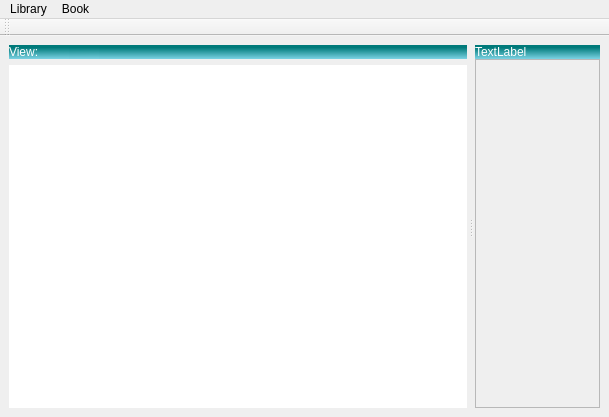
Above: src/main.ui from chrmorais/aranduka before the change. Below: the same form after it.
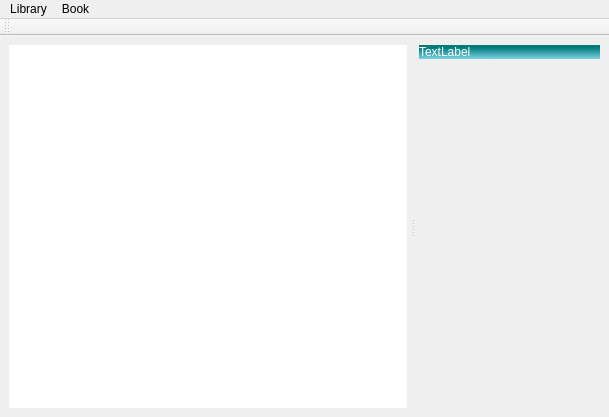
That is the form after the change. Icons and pictures are not drawn.

Commit message: Moving things around a bit.

Diff of the .ui file:
```diff
--- a/src/main.ui
+++ b/src/main.ui
@@ -14,128 +14,15 @@
    <string>Aranduka</string>
   </property>
   <widget class="QWidget" name="centralwidget">
-   <layout class="QVBoxLayout" name="verticalLayout_5">
+   <layout class="QVBoxLayout" name="verticalLayout_3">
     <item>
      <widget class="QSplitter" name="splitter">
       <property name="orientation">
        <enum>Qt::Horizontal</enum>
       </property>
       <property name="handleWidth">
-       <number>8</number>
+       <number>12</number>
       </property>
-      <widget class="QWidget" name="layoutWidget">
-       <layout class="QVBoxLayout" name="verticalLayout_3">
-        <item>
-         <layout class="QHBoxLayout" name="horizontalLayout">
-          <property name="spacing">
-           <number>0</number>
-          </property>
-          <item>
-           <widget class="QLabel" name="label_3">
-            <property name="sizePolicy">
-             <sizepolicy hsizetype="Minimum" vsizetype="Preferred">
-              <horstretch>0</horstretch>
-              <verstretch>0</verstretch>
-             </sizepolicy>
-            </property>
-            <property name="styleSheet">
-             <string notr="true">width: 30%;
-background-color: qlineargradient(spread:repeat, x1:0.011, y1:1, x2:0, y2:0, stop:0 rgba(123, 210, 227, 255), stop:0.817204 rgba(0, 122, 122, 255));
-color: rgb(255, 255, 255);
-padding: .5em</string>
-            </property>
-            <property name="text">
-             <string>View:</string>
-            </property>
-            <property name="alignment">
-             <set>Qt::AlignLeading|Qt::AlignLeft|Qt::AlignVCenter</set>
-            </property>
-           </widget>
-          </item>
-          <item>
-           <widget class="QPushButton" name="gridMode">
-            <property name="sizePolicy">
-             <sizepolicy hsizetype="Fixed" vsizetype="Preferred">
-              <horstretch>0</horstretch>
-              <verstretch>0</verstretch>
-             </sizepolicy>
-            </property>
-            <property name="styleSheet">
-             <string notr="true">QPushButton {
-	 width: 30%;
-     background-color: qlineargradient(spread:repeat, x1:0.011, y1:1, x2:0, y2:0, stop:0 rgba(123, 210, 227, 255), stop:0.817204 rgba(0, 122, 122, 255));
-     color: rgb(255, 255, 255);
-     padding: .5em;
-     border:none;
-}
-</string>
-            </property>
-            <property name="icon">
-             <iconset resource="icons.qrc">
-              <normaloff>:/icons/icon_view.svg</normaloff>
-              <activeon>:/icons/icon_view_selected.svg</activeon>:/icons/icon_view.svg</iconset>
-            </property>
-            <property name="checkable">
-             <bool>true</bool>
-            </property>
-            <property name="checked">
-             <bool>false</bool>
-            </property>
-           </widget>
-          </item>
-          <item>
-           <widget class="QPushButton" name="listMode">
-            <property name="sizePolicy">
-             <sizepolicy hsizetype="Fixed" vsizetype="Preferred">
-              <horstretch>0</horstretch>
-              <verstretch>0</verstretch>
-             </sizepolicy>
-            </property>
-            <property name="styleSheet">
-             <string notr="true">QPushButton {
-	 width: 30%;
-     background-color: qlineargradient(spread:repeat, x1:0.011, y1:1, x2:0, y2:0, stop:0 rgba(123, 210, 227, 255), stop:0.817204 rgba(0, 122, 122, 255));
-     color: rgb(255, 255, 255);
-     padding: .5em;
-     border:none;
-}
-</string>
-            </property>
-            <property name="text">
-             <string/>
-            </property>
-            <property name="icon">
-             <iconset resource="icons.qrc">
-              <normaloff>:/icons/list_view.svg</normaloff>
-              <activeon>:/icons/list_view_selected.svg</activeon>:/icons/list_view.svg</iconset>
-            </property>
-            <property name="checkable">
-             <bool>true</bool>
-            </property>
-           </widget>
-          </item>
-          <item>
-           <widget class="QLabel" name="label">
-            <property name="sizePolicy">
-             <sizepolicy hsizetype="Expanding" vsizetype="Preferred">
-              <horstretch>0</horstretch>
-              <verstretch>0</verstretch>
-             </sizepolicy>
-            </property>
-            <property name="styleSheet">
-             <string notr="true">width: 30%;
-background-color: qlineargradient(spread:repeat, x1:0.011, y1:1, x2:0, y2:0, stop:0 rgba(123, 210, 227, 255), stop:0.817204 rgba(0, 122, 122, 255));
-color: rgb(255, 255, 255);
-padding: .5em</string>
-            </property>
-            <property name="text">
-             <string/>
-            </property>
-           </widget>
-          </item>
-         </layout>
-        </item>
-        <item>
          <widget class="QTreeWidget" name="treeWidget">
           <property name="sizePolicy">
            <sizepolicy hsizetype="Preferred" vsizetype="Expanding">
@@ -195,16 +82,24 @@
            </property>
           </column>
          </widget>
-        </item>
-       </layout>
-      </widget>
-      <widget class="QWidget" name="layoutWidget">
+      <widget class="QWidget" name="">
        <layout class="QVBoxLayout" name="verticalLayout_2">
         <property name="spacing">
          <number>0</number>
         </property>
         <item>
+         <layout class="QHBoxLayout" name="horizontalLayout_2">
+          <property name="spacing">
+           <number>0</number>
+          </property>
+          <item>
          <widget class="QLabel" name="title">
+            <property name="sizePolicy">
+             <sizepolicy hsizetype="Expanding" vsizetype="Preferred">
+              <horstretch>0</horstretch>
+              <verstretch>0</verstretch>
+             </sizepolicy>
+            </property>
           <property name="styleSheet">
            <string notr="true">width: 30%;
 background-color: qlineargradient(spread:repeat, x1:0.011, y1:1, x2:0, y2:0, stop:0 rgba(123, 210, 227, 255), stop:0.817204 rgba(0, 122, 122, 255));
@@ -219,6 +114,68 @@
          </widget>
         </item>
         <item>
+           <widget class="QPushButton" name="gridMode">
+            <property name="sizePolicy">
+             <sizepolicy hsizetype="Fixed" vsizetype="Preferred">
+              <horstretch>0</horstretch>
+              <verstretch>0</verstretch>
+             </sizepolicy>
+            </property>
+            <property name="styleSheet">
+             <string notr="true">QPushButton {
+     background-color: qlineargradient(spread:repeat, x1:0.011, y1:1, x2:0, y2:0, stop:0 rgba(123, 210, 227, 255), stop:0.817204 rgba(0, 122, 122, 255));
+     color: rgb(255, 255, 255);
+     padding: .5em;
+     border:none;
+}
+</string>
+            </property>
+            <property name="icon">
+             <iconset resource="icons.qrc">
+              <normaloff>:/icons/icon_view.svg</normaloff>
+              <activeon>:/icons/icon_view_selected.svg</activeon>:/icons/icon_view.svg</iconset>
+            </property>
+            <property name="checkable">
+             <bool>true</bool>
+            </property>
+            <property name="checked">
+             <bool>false</bool>
+            </property>
+           </widget>
+          </item>
+          <item>
+           <widget class="QPushButton" name="listMode">
+            <property name="sizePolicy">
+             <sizepolicy hsizetype="Fixed" vsizetype="Preferred">
+              <horstretch>0</horstretch>
+              <verstretch>0</verstretch>
+             </sizepolicy>
+            </property>
+            <property name="styleSheet">
+             <string notr="true">QPushButton {
+     background-color: qlineargradient(spread:repeat, x1:0.011, y1:1, x2:0, y2:0, stop:0 rgba(123, 210, 227, 255), stop:0.817204 rgba(0, 122, 122, 255));
+     color: rgb(255, 255, 255);
+     padding: .5em;
+     border:none;
+}
+</string>
+            </property>
+            <property name="text">
+             <string/>
+            </property>
+            <property name="icon">
+             <iconset resource="icons.qrc">
+              <normaloff>:/icons/list_view.svg</normaloff>
+              <activeon>:/icons/list_view_selected.svg</activeon>:/icons/list_view.svg</iconset>
+            </property>
+            <property name="checkable">
+             <bool>true</bool>
+            </property>
+           </widget>
+          </item>
+         </layout>
+        </item>
+        <item>
          <widget class="QStackedWidget" name="stack">
           <property name="sizePolicy">
            <sizepolicy hsizetype="Expanding" vsizetype="Preferred">
@@ -236,6 +193,9 @@
             </property>
             <item>
              <widget class="QScrollArea" name="shelveStack">
+              <property name="frameShape">
+               <enum>QFrame::NoFrame</enum>
+              </property>
               <property name="widgetResizable">
                <bool>true</bool>
               </property>
@@ -244,8 +204,8 @@
                 <rect>
                  <x>0</x>
                  <y>0</y>
-                 <width>142</width>
-                 <height>333</height>
+                 <width>251</width>
+                 <height>337</height>
                 </rect>
                </property>
               </widget>
```
Lines whose indentation alone changed are shown as unchanged.
